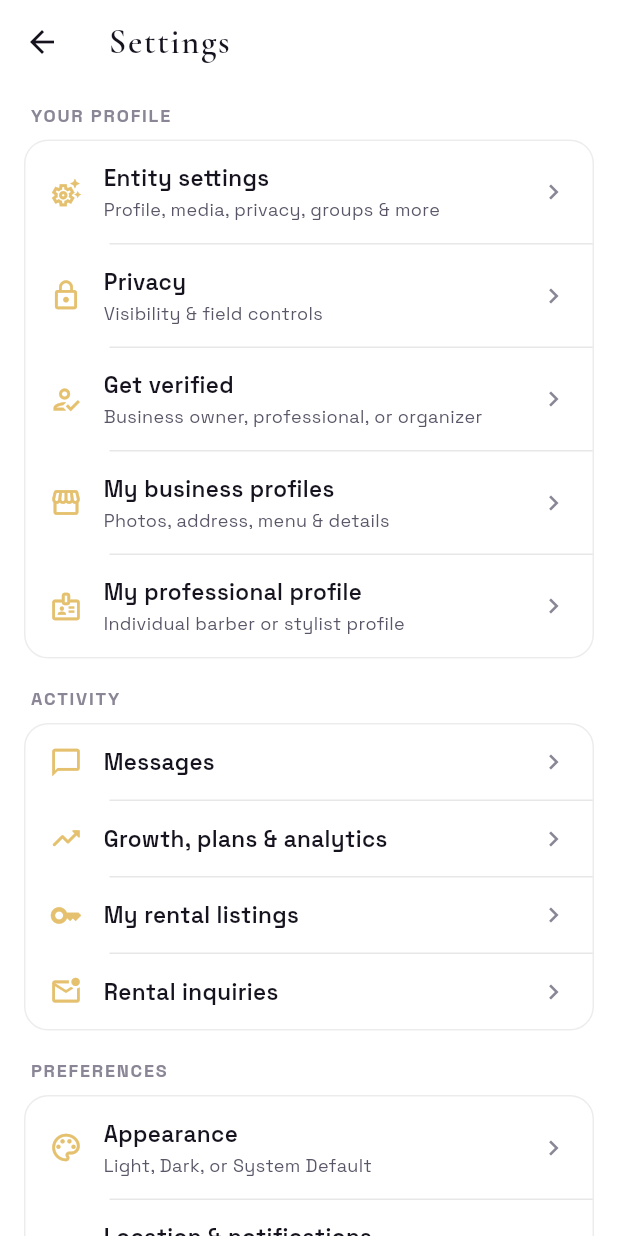
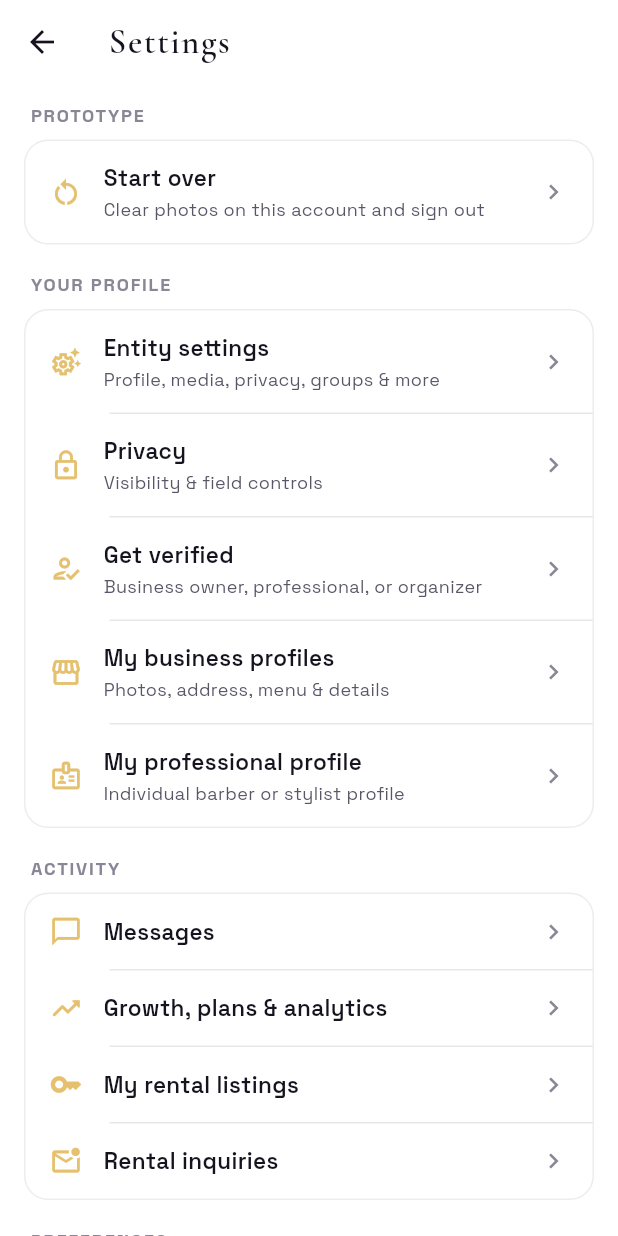
Before and after one commit to hkendale16-create/Firstvue, a Flutter app: the SettingsShellScreen screen opened directly, on a phone screen of 412 x 824 dp. Run offline on Flutter 3.47's test engine with Material 3 defaults, Android fonts, the phone set to English and light mode, and no system bars; our stand-ins replace app_links, audioplayers, flutter_local_notifications, geolocator, image_picker, share_plus and 5 more; missing offline and left inert: cryptography, dart:html, flutter_webrtc; accounts and stored records are empty; network calls fail; project files that could hold a hidden picture were left out.

Commit message:
Put Start over at the top of Settings and on the profile.
The previous button sat under the phone tab bar at the bottom of a
long Settings list, so it never showed on mobile web.

Co-authored-by: hkendale16-create <hkendale16-create@users.noreply.github.com>

```diff
--- a/lib/widgets/firstvue_settings_drawer.dart
+++ b/lib/widgets/firstvue_settings_drawer.dart
@@ -21,8 +21,8 @@ import '../screens/entity_settings_screen.dart';
 import '../screens/privacy_settings_screen.dart';
 import '../screens/settings_preferences_screen.dart';
 import '../services/admin_auth_service.dart';
-import '../services/profile_media_service.dart';
 import '../theme/firstvue_theme.dart';
+import 'start_over_flow.dart';
 
 typedef FirstVueSettingsOpen = void Function(Widget screen);
 
@@ -80,32 +80,11 @@ class _SettingsShellScreenState extends State<SettingsShellScreen> {
   }
 
   Future<void> _startOver() async {
-    final confirmed = await showDialog<bool>(
-      context: context,
-      builder: (ctx) => AlertDialog(
-        title: const Text('Start over?'),
-        content: const Text(
-          'This clears the photos and videos on this account, then signs you out. '
-          'You can create a new profile. The app itself is not deleted.',
-        ),
-        actions: [
-          TextButton(
-            onPressed: () => Navigator.pop(ctx, false),
-            child: const Text('Cancel'),
-          ),
-          TextButton(
-            onPressed: () => Navigator.pop(ctx, true),
-            child: const Text('Start over'),
-          ),
-        ],
-      ),
-    );
-    if (confirmed != true || !mounted) return;
     try {
-      await ProfileMediaService.clearMyMedia();
-      await Supabase.instance.client.auth.signOut();
+      final didReset = await confirmAndStartOver(context);
+      if (!didReset || !mounted) return;
       widget.onSignOut?.call();
-      if (mounted) Navigator.pop(context);
+      Navigator.pop(context);
     } catch (_) {
       if (!mounted) return;
       ScaffoldMessenger.of(context).showSnackBar(
@@ -131,8 +110,20 @@ class _SettingsShellScreenState extends State<SettingsShellScreen> {
         child: ConstrainedBox(
           constraints: const BoxConstraints(maxWidth: 720),
           child: ListView(
-            padding: const EdgeInsets.fromLTRB(16, 12, 16, 24),
+            padding: const EdgeInsets.fromLTRB(16, 12, 16, 120),
             children: [
+              if (user != null)
+                _SettingsGroup(
+                  title: 'Prototype',
+                  children: [
+                    _SettingsTile(
+                      icon: Icons.restart_alt,
+                      title: 'Start over',
+                      subtitle: 'Clear photos on this account and sign out',
+                      onTap: _startOver,
+                    ),
+                  ],
+                ),
               _SettingsGroup(
                 title: 'Your profile',
                 children: [
@@ -288,19 +279,6 @@ class _SettingsShellScreenState extends State<SettingsShellScreen> {
                 Padding(
                   padding: const EdgeInsets.only(top: 4),
                   child: OutlinedButton.icon(
-                    onPressed: _startOver,
-                    icon: const Icon(Icons.restart_alt, size: 18),
-                    label: const Text('Start over'),
-                    style: OutlinedButton.styleFrom(
-                      foregroundColor: fv.secondaryText,
-                      side: BorderSide(color: fv.borderSubtle),
-                    ),
-                  ),
-                ),
-              if (user != null)
-                Padding(
-                  padding: const EdgeInsets.only(top: 4),
-                  child: OutlinedButton.icon(
                     onPressed: _handleAccount,
                     icon: const Icon(Icons.logout, size: 18),
                     label: const Text('Sign out'),
```
Also changed, not shown: lib/screens/profile_screen.dart (+21 -0 lines), lib/widgets/start_over_flow.dart (added, +32 -0 lines).
